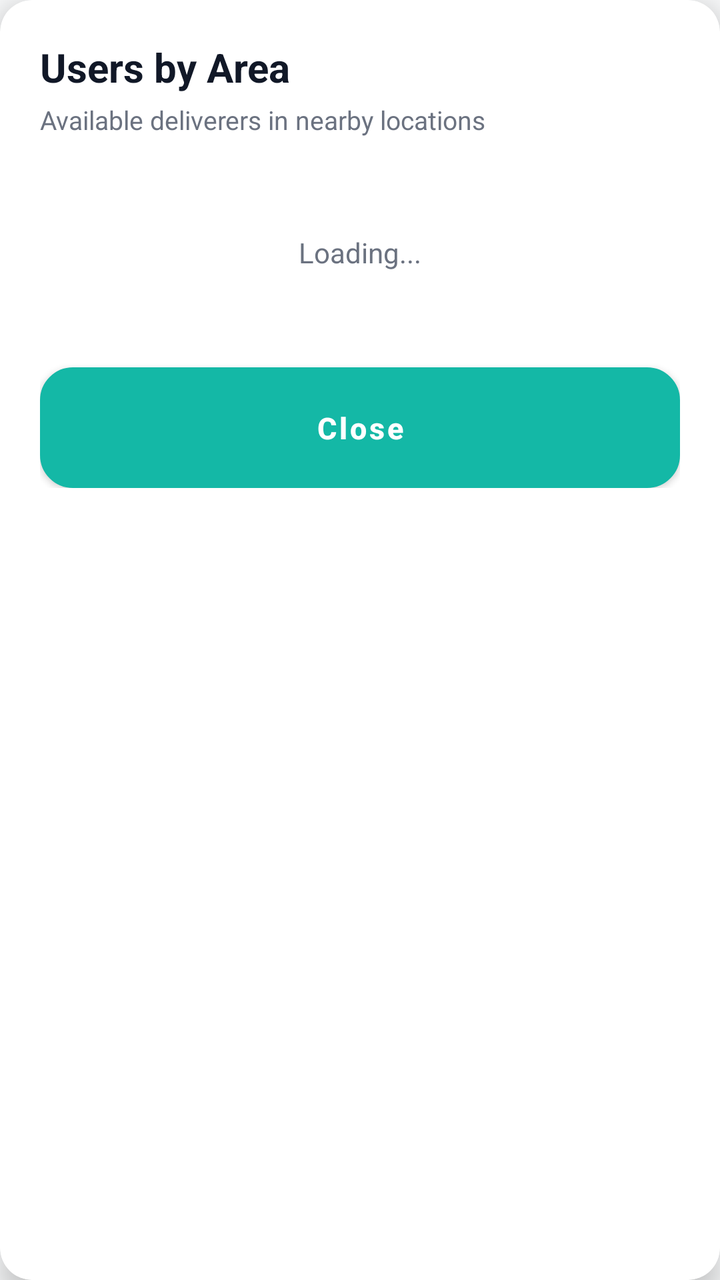
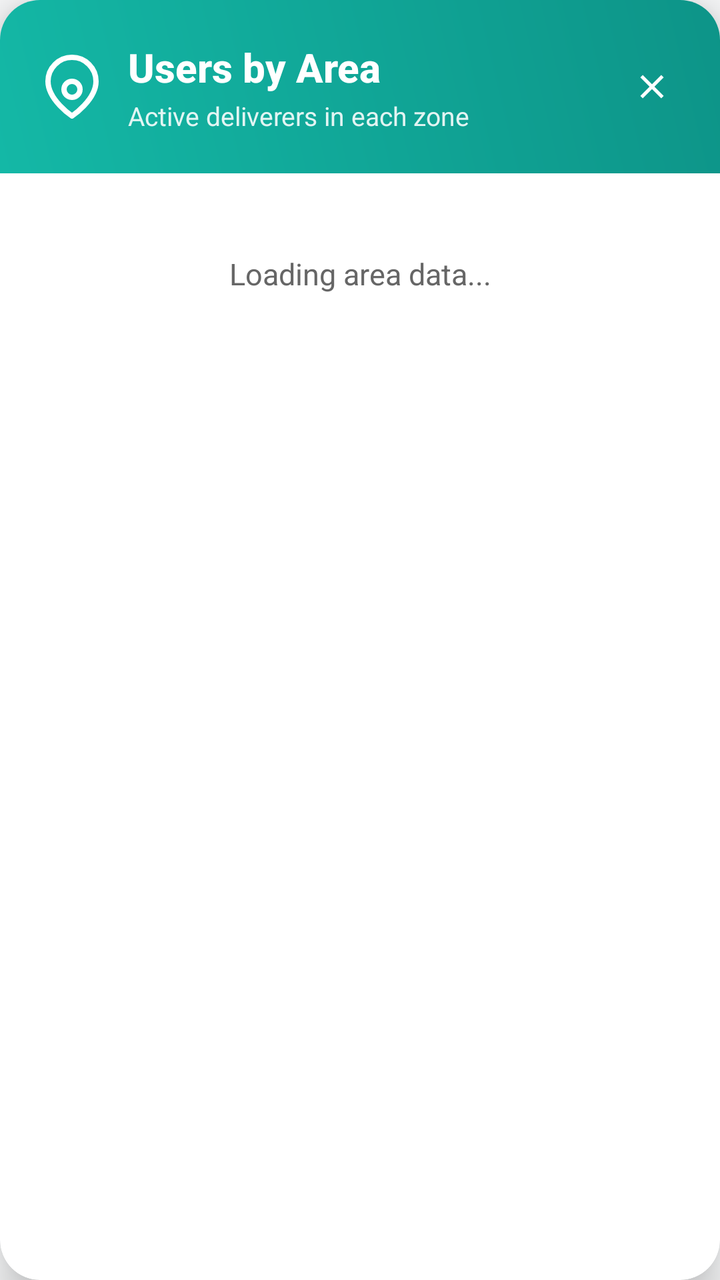

Two renders of the same Android screen: before a commit and after it. Below are the layout's source before the change and the commit's diff.
<!-- AndroidManifest.xml: application theme Theme.SmallBasket -->
<!-- res/layout/dialog_area_users.xml -->
<?xml version="1.0" encoding="utf-8"?>
<androidx.cardview.widget.CardView xmlns:android="http://schemas.android.com/apk/res/android"
    xmlns:app="http://schemas.android.com/apk/res-auto"
    android:layout_width="match_parent"
    android:layout_height="wrap_content"
    android:layout_margin="24dp"
    app:cardCornerRadius="16dp"
    app:cardElevation="8dp"
    app:cardBackgroundColor="#FFFFFF">

    <LinearLayout
        android:layout_width="match_parent"
        android:layout_height="wrap_content"
        android:orientation="vertical"
        android:padding="20dp">

        
        <TextView
            android:layout_width="wrap_content"
            android:layout_height="wrap_content"
            android:text="Users by Area"
            android:textSize="20sp"
            android:textStyle="bold"
            android:textColor="#111827"
            android:layout_marginBottom="4dp" />

        <TextView
            android:layout_width="wrap_content"
            android:layout_height="wrap_content"
            android:text="Available deliverers in nearby locations"
            android:textSize="13sp"
            android:textColor="#6B7280"
            android:layout_marginBottom="16dp" />

        
        <TextView
            android:id="@+id/tvLoading"
            android:layout_width="match_parent"
            android:layout_height="wrap_content"
            android:text="Loading..."
            android:textSize="14sp"
            android:textColor="#6B7280"
            android:gravity="center"
            android:padding="32dp"
            android:visibility="visible" />

        
        <androidx.recyclerview.widget.RecyclerView
            android:id="@+id/rvAreaUsers"
            android:layout_width="match_parent"
            android:layout_height="wrap_content"
            android:maxHeight="300dp"
            android:scrollbars="vertical"
            android:visibility="gone" />

        
        <Button
            android:id="@+id/btnClose"
            android:layout_width="match_parent"
            android:layout_height="wrap_content"
            android:text="Close"
            android:textColor="#FFFFFF"
            android:textAllCaps="false"
            android:textSize="15sp"
            android:textStyle="bold"
            android:background="@drawable/bg_input_rounded"
            android:backgroundTint="#14B8A6"
            android:paddingVertical="14dp"
            android:layout_marginTop="16dp" />
    </LinearLayout>
</androidx.cardview.widget.CardView>
<!-- resources referenced by this layout -->
<resources>
  <!-- drawable bg_input_rounded (drawable) -->
  <?xml version="1.0" encoding="utf-8"?>
  <shape xmlns:android="http://schemas.android.com/apk/res/android">
      <solid android:color="#F9FAFB" />
      <corners android:radius="16dp" />
      <stroke android:width="1dp" android:color="#E5E7EB" />
  </shape>
  <style name="Theme.SmallBasket" parent="Theme.MaterialComponents.DayNight.NoActionBar">
          
          <item name="colorPrimary">@color/teal_500</item>
          <item name="colorPrimaryVariant">@color/teal_600</item>
          <item name="colorOnPrimary">@color/white</item>
  
          
          <item name="colorSecondary">@color/amber_500</item>
          <item name="colorSecondaryVariant">@color/amber_600</item>
          <item name="colorOnSecondary">@color/white</item>
  
          
          <item name="android:colorBackground">@color/bg_light</item>
          <item name="colorSurface">@color/card_bg_light</item>
          <item name="colorOnBackground">@color/text_primary</item>
          <item name="colorOnSurface">@color/text_primary</item>
  
          
          <item name="android:statusBarColor">@color/white</item>
          <item name="android:windowLightStatusBar">true</item>
  
          
          <item name="android:navigationBarColor">@color/white</item>
          <item name="android:windowLightNavigationBar">true</item>
      </style>
  <color name="teal_500">#14B8A6</color>
  <color name="teal_600">#0D9488</color>
  <color name="white">#FFFFFFFF</color>
  <color name="amber_500">#F59E0B</color>
  <color name="amber_600">#D97706</color>
  <color name="bg_light">#F9FAFB</color>
  <color name="card_bg_light">#FFFFFF</color>
  <color name="text_primary">#111827</color>
</resources>

<!-- the commit's change to res/layout/dialog_area_users.xml (unified diff, before → after) -->
@@ -1,47 +1,86 @@
 <?xml version="1.0" encoding="utf-8"?>
-<androidx.cardview.widget.CardView xmlns:android="http://schemas.android.com/apk/res/android"
+<androidx.cardview.widget.CardView
+    xmlns:android="http://schemas.android.com/apk/res/android"
     xmlns:app="http://schemas.android.com/apk/res-auto"
     android:layout_width="match_parent"
     android:layout_height="wrap_content"
     android:layout_margin="24dp"
-    app:cardCornerRadius="16dp"
-    app:cardElevation="8dp"
-    app:cardBackgroundColor="#FFFFFF">
+    app:cardCornerRadius="20dp"
+    app:cardElevation="12dp"
+    android:backgroundTint="@android:color/white">
 
     <LinearLayout
         android:layout_width="match_parent"
         android:layout_height="wrap_content"
         android:orientation="vertical"
-        android:padding="20dp">
+        android:padding="0dp">
 
         
-        <TextView
-            android:layout_width="wrap_content"
+        <RelativeLayout
+            android:layout_width="match_parent"
             android:layout_height="wrap_content"
-            android:text="Users by Area"
-            android:textSize="20sp"
-            android:textStyle="bold"
-            android:textColor="#111827"
-            android:layout_marginBottom="4dp" />
+            android:background="@drawable/gradient_teal_header"
+            android:padding="20dp">
 
-        <TextView
-            android:layout_width="wrap_content"
-            android:layout_height="wrap_content"
-            android:text="Available deliverers in nearby locations"
-            android:textSize="13sp"
-            android:textColor="#6B7280"
-            android:layout_marginBottom="16dp" />
+            <ImageView
+                android:id="@+id/ivHeaderIcon"
+                android:layout_width="32dp"
+                android:layout_height="32dp"
+                android:layout_alignParentStart="true"
+                android:layout_centerVertical="true"
+                android:src="@drawable/ic_map_pin_amber"
+                android:contentDescription="Location icon"
+                app:tint="@android:color/white" />
+
+            <LinearLayout
+                android:layout_width="wrap_content"
+                android:layout_height="wrap_content"
+                android:layout_toEndOf="@id/ivHeaderIcon"
+                android:layout_centerVertical="true"
+                android:layout_marginStart="12dp"
+                android:orientation="vertical">
+
+                <TextView
+                    android:layout_width="wrap_content"
+                    android:layout_height="wrap_content"
+                    android:text="Users by Area"
+                    android:textColor="@android:color/white"
+                    android:textSize="20sp"
+                    android:textStyle="bold"
+                    android:fontFamily="sans-serif-medium" />
+
+                <TextView
+                    android:layout_width="wrap_content"
+                    android:layout_height="wrap_content"
+                    android:text="Active deliverers in each zone"
+                    android:textColor="#E0FFFFFF"
+                    android:textSize="13sp"
+                    android:layout_marginTop="2dp" />
+            </LinearLayout>
+
+            <ImageView
+                android:id="@+id/btnClose"
+                android:layout_width="28dp"
+                android:layout_height="28dp"
+                android:layout_alignParentEnd="true"
+                android:layout_centerVertical="true"
+                android:src="@drawable/ic_close"
+                android:background="?attr/selectableItemBackgroundBorderless"
+                android:padding="4dp"
+                android:contentDescription="Close button"
+                app:tint="@android:color/white" />
+        </RelativeLayout>
 
         
         <TextView
             android:id="@+id/tvLoading"
             android:layout_width="match_parent"
             android:layout_height="wrap_content"
-            android:text="Loading..."
-            android:textSize="14sp"
-            android:textColor="#6B7280"
+            android:text="Loading area data..."
+            android:textSize="15sp"
+            android:textColor="#666666"
             android:gravity="center"
-            android:padding="32dp"
+            android:padding="40dp"
             android:visibility="visible" />
 
         
@@ -49,23 +88,48 @@
             android:id="@+id/rvAreaUsers"
             android:layout_width="match_parent"
             android:layout_height="wrap_content"
-            android:maxHeight="300dp"
+            android:maxHeight="400dp"
             android:scrollbars="vertical"
+            android:padding="8dp"
+            android:clipToPadding="false"
             android:visibility="gone" />
 
         
-        <Button
-            android:id="@+id/btnClose"
+        <LinearLayout
+            android:id="@+id/layoutEmptyState"
             android:layout_width="match_parent"
             android:layout_height="wrap_content"
-            android:text="Close"
-            android:textColor="#FFFFFF"
-            android:textAllCaps="false"
-            android:textSize="15sp"
-            android:textStyle="bold"
-            android:background="@drawable/bg_input_rounded"
-            android:backgroundTint="#14B8A6"
-            android:paddingVertical="14dp"
-            android:layout_marginTop="16dp" />
+            android:orientation="vertical"
+            android:padding="32dp"
+            android:gravity="center"
+            android:visibility="gone">
+
+            <ImageView
+                android:layout_width="80dp"
+                android:layout_height="80dp"
+                android:src="@drawable/ic_no_users"
+                android:contentDescription="No users icon"
+                app:tint="#CCCCCC" />
+
+            <TextView
+                android:layout_width="wrap_content"
+                android:layout_height="wrap_content"
+                android:text="No users online"
+                android:textSize="16sp"
+                android:textColor="#666666"
+                android:textStyle="bold"
+                android:layout_marginTop="16dp" />
+
+            <TextView
+                android:layout_width="wrap_content"
+                android:layout_height="wrap_content"
+                android:text="Check back later for available deliverers"
+                android:textSize="14sp"
+                android:textColor="#999999"
+                android:layout_marginTop="4dp"
+                android:gravity="center" />
+        </LinearLayout>
+
     </LinearLayout>
+
 </androidx.cardview.widget.CardView>
<!-- resource entries referenced after the edit -->
@@ -1,12 +1,53 @@
 <!-- resources referenced by this layout -->
 <resources>
-  <!-- drawable bg_input_rounded (drawable) -->
-  <?xml version="1.0" encoding="utf-8"?>
-  <shape xmlns:android="http://schemas.android.com/apk/res/android">
-      <solid android:color="#F9FAFB" />
-      <corners android:radius="16dp" />
-      <stroke android:width="1dp" android:color="#E5E7EB" />
+  <!-- drawable gradient_teal_header (drawable) -->
+  <shape xmlns:android="http://schemas.android.com/apk/res/android" android:shape="rectangle">
+      <gradient
+          android:startColor="#14B8A6"
+          android:endColor="#0D9488"
+          android:angle="45" />
   </shape>
+  <!-- drawable ic_close (drawable) -->
+  <vector xmlns:android="http://schemas.android.com/apk/res/android"
+      android:width="24dp"
+      android:height="24dp"
+      android:viewportWidth="24"
+      android:viewportHeight="24">
+      <path
+          android:fillColor="#FFFFFF"
+          android:pathData="M19,6.41L17.59,5 12,10.59 6.41,5 5,6.41 10.59,12 5,17.59 6.41,19 12,13.41 17.59,19 19,17.59 13.41,12z"/>
+  </vector>
+  <!-- drawable ic_map_pin_amber (drawable) -->
+  <vector xmlns:android="http://schemas.android.com/apk/res/android"
+      android:width="24dp"
+      android:height="24dp"
+      android:viewportWidth="24"
+      android:viewportHeight="24">
+      <path
+          android:fillColor="#00000000"
+          android:strokeColor="#F59E0B"
+          android:strokeWidth="2"
+          android:strokeLineCap="round"
+          android:strokeLineJoin="round"
+          android:pathData="M21,10c0,7 -9,13 -9,13s-9,-6 -9,-13a9,9 0,0 1,18 0z" />
+      <path
+          android:fillColor="#00000000"
+          android:strokeColor="#F59E0B"
+          android:strokeWidth="2"
+          android:strokeLineCap="round"
+          android:strokeLineJoin="round"
+          android:pathData="M12,13m-3,0a3,3 0,1 1,6 0a3,3 0,1 1,-6 0" />
+  </vector>
+  <!-- drawable ic_no_users (drawable) -->
+  <vector xmlns:android="http://schemas.android.com/apk/res/android"
+      android:width="24dp"
+      android:height="24dp"
+      android:viewportWidth="24"
+      android:viewportHeight="24">
+      <path
+          android:fillColor="#CCCCCC"
+          android:pathData="M16,11c1.66,0 2.99,-1.34 2.99,-3S17.66,5 16,5s-3,1.34 -3,3 1.34,3 3,3zM8,11c1.66,0 2.99,-1.34 2.99,-3S9.66,5 8,5 5,6.34 5,8s1.34,3 3,3zM8,13c-2.33,0 -7,1.17 -7,3.5L1,19h14v-2.5c0,-2.33 -4.67,-3.5 -7,-3.5zM16,13c-0.29,0 -0.62,0.02 -0.97,0.05 1.16,0.84 1.97,1.97 1.97,3.45L17,19h6v-2.5c0,-2.33 -4.67,-3.5 -7,-3.5z"/>
+  </vector>
   <style name="Theme.SmallBasket" parent="Theme.MaterialComponents.DayNight.NoActionBar">
           
           <item name="colorPrimary">@color/teal_500</item>
